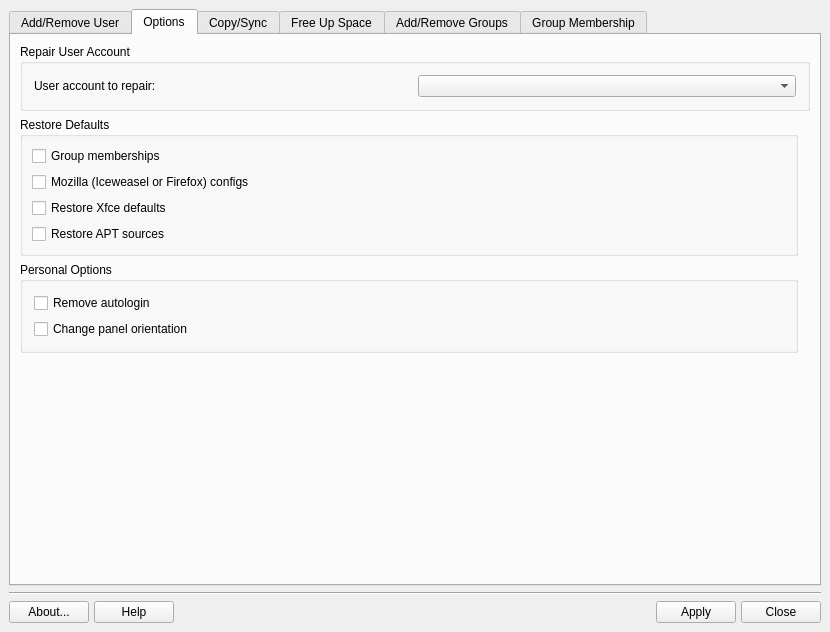
Qt form meconfig.ui (MX-Linux/mx-user) before a commit.
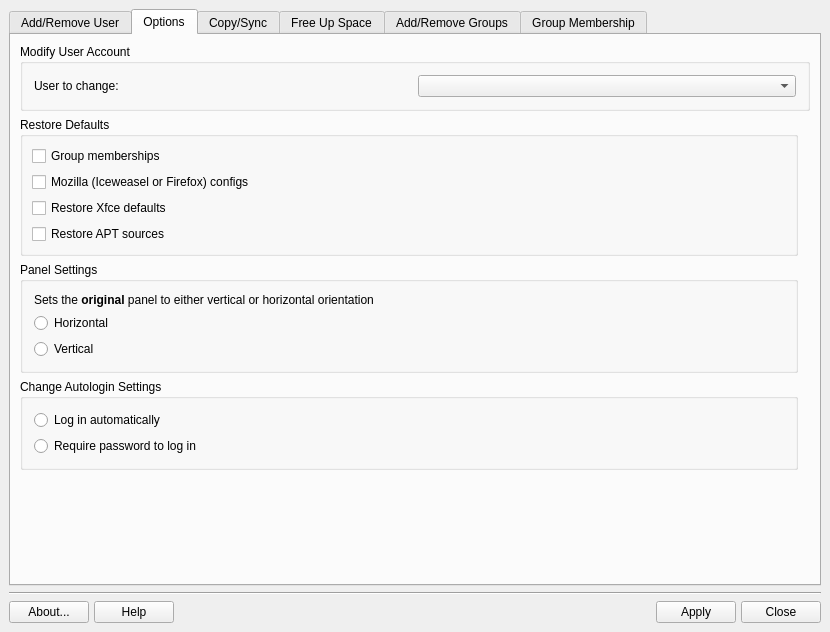
The same form after that commit. The open tabs and pages were chosen to show the change. Icons and pictures are not drawn.

Commit message: re-arrange options, add enable/disble autologin

The edit to the form file:
```diff
--- a/meconfig.ui
+++ b/meconfig.ui
@@ -341,7 +341,7 @@
        <property name="spacing">
         <number>6</number>
        </property>
-       <item row="4" column="0" colspan="3">
+       <item row="7" column="0" colspan="3">
         <spacer>
          <property name="orientation">
           <enum>Qt::Vertical</enum>
@@ -357,7 +357,7 @@
        <item row="0" column="0" colspan="3">
         <widget class="QGroupBox" name="groupUser">
          <property name="title">
-          <string>Repair User Account</string>
+          <string>Modify User Account</string>
          </property>
          <layout class="QGridLayout" name="_7">
           <item row="0" column="0">
@@ -372,7 +372,7 @@
              <string>Select user to repair</string>
             </property>
             <property name="text">
-             <string>User account to repair:</string>
+             <string>User to change:</string>
             </property>
            </widget>
           </item>
@@ -477,26 +477,53 @@
          </layout>
         </widget>
        </item>
+       <item row="4" column="0">
+        <widget class="QGroupBox" name="groupBox">
+         <property name="title">
+          <string>Change Autologin Settings</string>
+         </property>
+         <layout class="QVBoxLayout" name="verticalLayout_6">
+          <item>
+           <widget class="QRadioButton" name="radioAutologinYes">
+            <property name="text">
+             <string>Log in automatically</string>
+            </property>
+           </widget>
+          </item>
+          <item>
+           <widget class="QRadioButton" name="radioAutologinNo">
+            <property name="text">
+             <string>Require password to log in</string>
+            </property>
+           </widget>
+          </item>
+         </layout>
+        </widget>
+       </item>
        <item row="3" column="0">
         <widget class="QGroupBox" name="groupPersonal">
          <property name="title">
-          <string>Personal Options</string>
+          <string>Panel Settings</string>
          </property>
-         <layout class="QGridLayout" name="_10">
-          <item row="0" column="0">
-           <widget class="QCheckBox" name="checkRemoveAutologin">
+         <layout class="QVBoxLayout" name="verticalLayout_7">
+          <item>
+           <widget class="QLabel" name="labelPanel">
             <property name="text">
-             <string>Remove autologin</string>
+             <string>&lt;html&gt;&lt;head/&gt;&lt;body&gt;&lt;p&gt;Sets the &lt;span style=&quot; font-weight:600;&quot;&gt;original&lt;/span&gt; panel to either vertical or horizontal orientation&lt;/p&gt;&lt;/body&gt;&lt;/html&gt;</string>
             </property>
            </widget>
           </item>
-          <item row="1" column="0">
-           <widget class="QCheckBox" name="checkPanelOrientation">
+          <item>
+           <widget class="QRadioButton" name="radioHorizontalPanel">
             <property name="text">
-             <string>Change panel orientation</string>
+             <string>Horizontal</string>
             </property>
-            <property name="autoExclusive">
-             <bool>true</bool>
+           </widget>
+          </item>
+          <item>
+           <widget class="QRadioButton" name="radioVerticalPanel">
+            <property name="text">
+             <string>Vertical</string>
             </property>
            </widget>
           </item>
```
Left out of the diff: 4 changed lines with no effect on the pictures. The commit also changes 18 other files.
